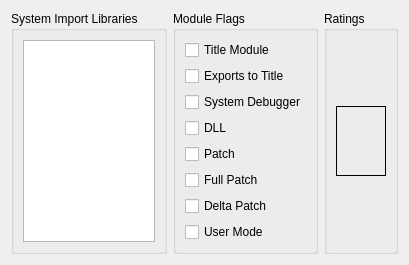
Above: Velocity/xexdialog.ui from hetelek/Velocity before the change. Below: the same form after it.
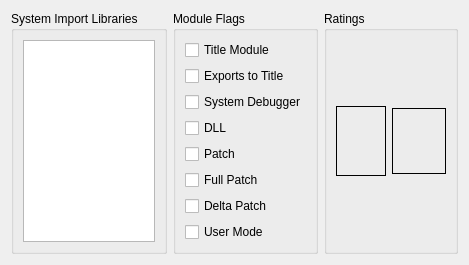
That is the form after the change. Icons and pictures are not drawn.

Commit message: Add PEGI rating

```diff
--- a/Velocity/xexdialog.ui
+++ b/Velocity/xexdialog.ui
@@ -6,7 +6,7 @@
    <rect>
     <x>0</x>
     <y>0</y>
-    <width>400</width>
+    <width>420</width>
     <height>229</height>
    </rect>
   </property>
@@ -123,6 +123,28 @@
         </property>
        </widget>
       </item>
+      <item row="0" column="1">
+       <widget class="QLabel" name="imgPegiRating">
+        <property name="minimumSize">
+         <size>
+          <width>54</width>
+          <height>66</height>
+         </size>
+        </property>
+        <property name="maximumSize">
+         <size>
+          <width>54</width>
+          <height>66</height>
+         </size>
+        </property>
+        <property name="frameShape">
+         <enum>QFrame::Box</enum>
+        </property>
+        <property name="text">
+         <string/>
+        </property>
+       </widget>
+      </item>
      </layout>
     </widget>
    </item>
```
The commit also changes 10 other files.
